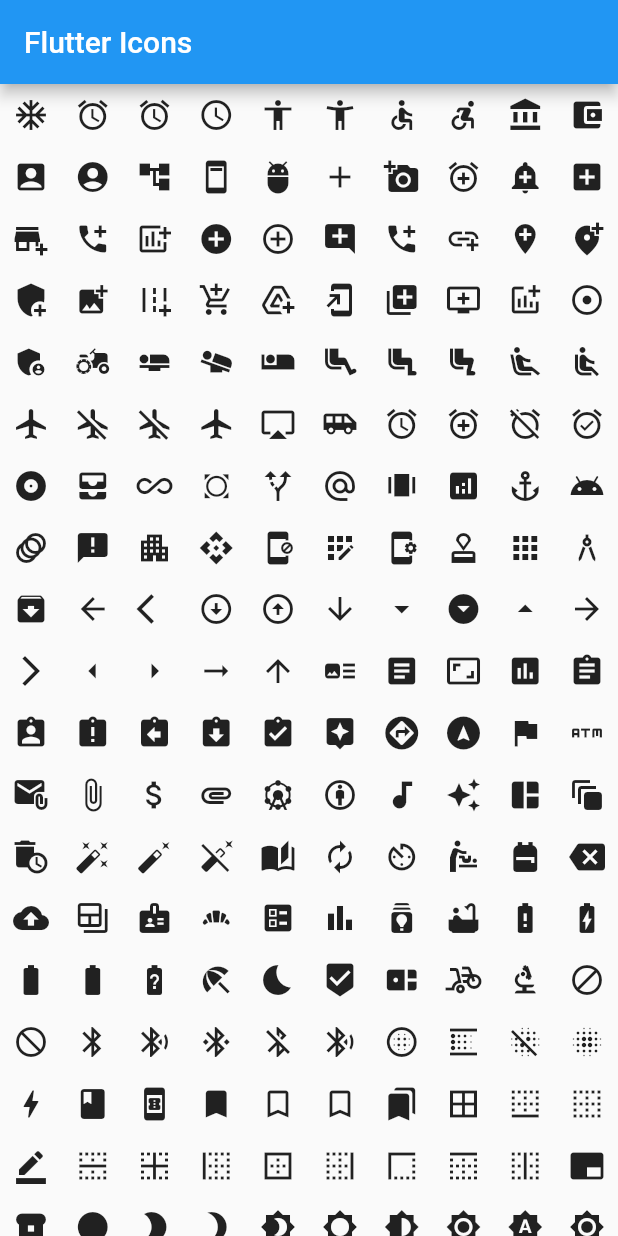
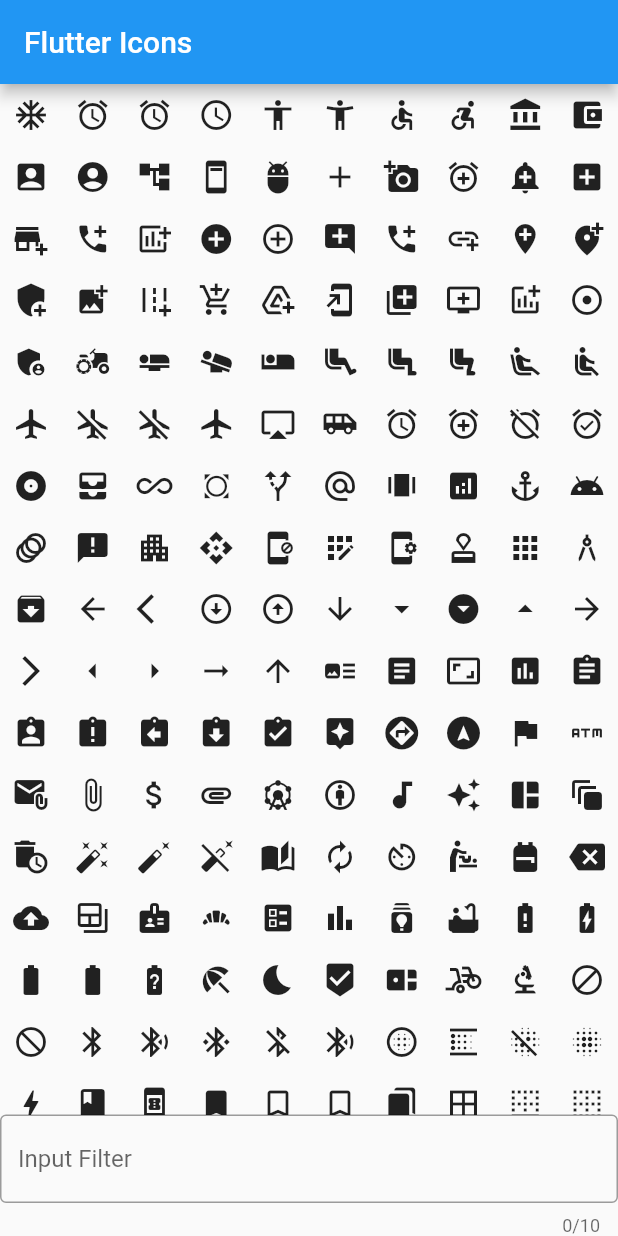
Before and after one commit to monkingame/flutter_icons_list, a Flutter app: the screen it shows after launch, on a phone screen of 412 x 824 dp. Run offline on Flutter 3.47's test engine with Material 2 defaults, Android fonts, the phone set to English and light mode, and no system bars; statements that could not run were skipped.

Commit message:
input filter

```diff
--- a/app_flutter_icons/lib/main.dart
+++ b/app_flutter_icons/lib/main.dart
@@ -31,7 +31,12 @@ class _MyHomePageState extends State<MyHomePage> {
       appBar: AppBar(
         title: Text(title),
       ),
-      body: _buildIconsList(),
+      body: Column(
+        children: [
+          Expanded(child: _buildIconsList()),
+          _buildFilterInput(),
+        ],
+      ),
       floatingActionButton: showButton
           ? ElevatedButton(
               child: Text('debug'),
@@ -65,4 +70,18 @@ class _MyHomePageState extends State<MyHomePage> {
           .toList(),
     );
   }
+
+  Widget _buildFilterInput() {
+    return TextField(
+      decoration: InputDecoration(
+        border: OutlineInputBorder(),
+        // labelText: 'Input Filter',
+        hintText: 'Input Filter',
+      ),
+      maxLength: 10,
+      onChanged: (value) {
+        // print(value);
+      },
+    );
+  }
 }
```
